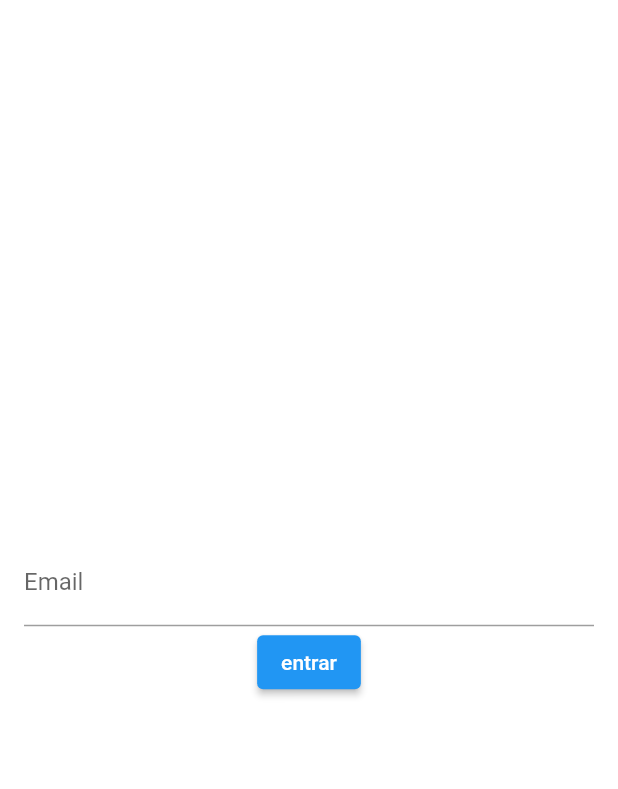
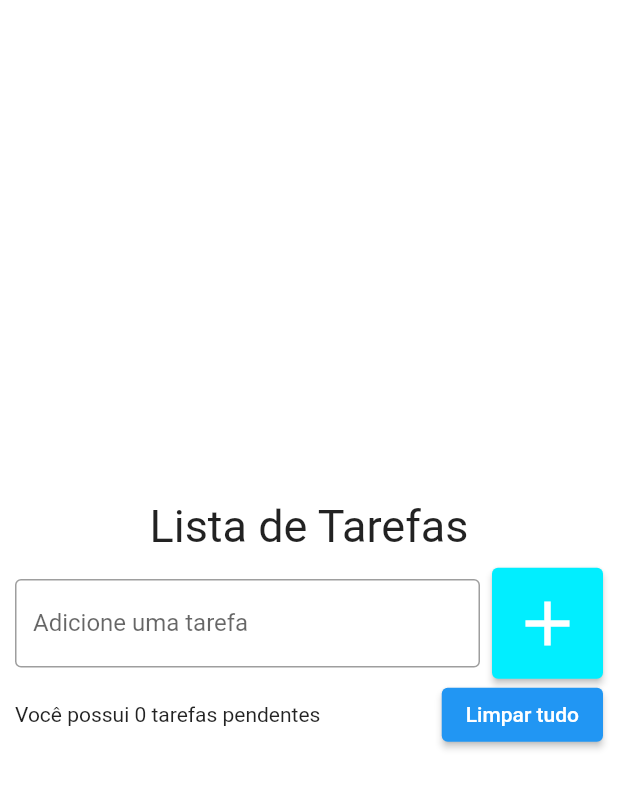
Before and after one commit to matheusPascoal/listadetarefas, a Flutter app: the screen it shows after launch, on a phone screen of 412 x 824 dp. Shown: the top 789 px of the screen. Run offline on Flutter 3.47's test engine with Material 2 defaults, Android fonts, the phone set to English and light mode, and no system bars.

Commit message:
ListView Adicionado

```diff
--- a/listadetarefas/lib/pages/todoListPage.dart
+++ b/listadetarefas/lib/pages/todoListPage.dart
@@ -8,37 +8,83 @@ class TodoListPage extends StatefulWidget {
 }
 
 class _TodoListPageState extends State<TodoListPage> {
-  final TextEditingController emailControler = TextEditingController();
-
+  TextEditingController todosController = TextEditingController();
+  List<String> todos = [];
   @override
   Widget build(BuildContext context) {
     return Scaffold(
       backgroundColor: Colors.white,
       body: Center(
         child: Padding(
-            padding: EdgeInsets.all(16),
+          padding: const EdgeInsets.all(10),
           child: Column(
-              mainAxisAlignment: MainAxisAlignment.center,
+            mainAxisSize: MainAxisSize.min,
             children: [
-                TextField(
-                  // O CONTROLLER VINCULA O CAMPO DE TEXTO COM O CONTROLER
-                  controller: emailControler,
-                  decoration: InputDecoration(labelText: 'Email'),
-                  onChanged: onChanged,
+              Padding(
+                padding: const EdgeInsets.all(10),
+                child: Text(
+                  'Lista de Tarefas',
+                  textAlign: TextAlign.start,
+                  style: TextStyle(fontSize: 30),
                 ),
-                ElevatedButton(onPressed: login, child: Text('entrar'))
+              ),
+              Row(
+                children: [
+                  Expanded(
+                    child: TextField(
+                      controller: todosController,
+                      decoration: InputDecoration(
+                        border: OutlineInputBorder(),
+                        labelText: 'Adicione uma tarefa',
+                      ),
+                    ),
+                  ),
+                  SizedBox(
+                    width: 8,
+                  ),
+                  ElevatedButton(
+                      onPressed: () {
+                        // VE OQUE ESTA DENTRO DO CAMPO COM O CONTROLER
+                        String text = todosController.text;
+                        setState(() {
+                          todos.add(text);
+                        });
+                        todosController.clear();
+                      },
+                      style: ElevatedButton.styleFrom(
+                        primary: Color(0XFF01EEFF),
+                        padding: EdgeInsets.all(12),
+                      ),
+                      child: Icon(
+                        Icons.add,
+                        size: 50,
+                      )),
+                ],
+              ),
+              Flexible(
+                  child: ListView(
+                shrinkWrap: true,
+                children: [
+                  // ESSE FOR DIZ QUE QUER AS INFOS DE TAREFA ATE AS TAREFAS
+                  // DE PONTA A PONTA
+                  for (String todo in todos)
+                    ListTile(
+                      //CHAMA O TEXTO QUE ESTA DENTRO DA LISTA
+                      title: Text('Tarefa: $todo'),
+                      leading: Icon(Icons.save),
+                    )
+                ],
+              )),
+              Row(
+                children: [
+                  Expanded(child: Text('Você possui 0 tarefas pendentes')),
+                  ElevatedButton(onPressed: () {}, child: Text('Limpar tudo'))
+                ],
+              )
             ],
           ),
         ),
-        ));
-  }
-
-  login() {
-    String text = emailControler.text;
-    print('text');
-  }
-
-  onChanged(String text) {
-    print('text');
+      ),
+    );
   }
 }
--- a/listadetarefas/pubspec.yaml
+++ b/listadetarefas/pubspec.yaml
@@ -3,7 +3,7 @@ description: A new Flutter project.
 
 # The following line prevents the package from being accidentally published to
 # pub.dev using `flutter pub publish`. This is preferred for private packages.
-publish_to: 'none' # Remove this line if you wish to publish to pub.dev
+publish_to: "none" # Remove this line if you wish to publish to pub.dev
 
 # The following defines the version and build number for your application.
 # A version number is three numbers separated by dots, like 1.2.43
@@ -30,7 +30,6 @@ dependencies:
   flutter:
     sdk: flutter
 
-
   # The following adds the Cupertino Icons font to your application.
   # Use with the CupertinoIcons class for iOS style icons.
   cupertino_icons: ^1.0.2
@@ -44,14 +43,12 @@ dev_dependencies:
   # activated in the `analysis_options.yaml` file located at the root of your
   # package. See that file for information about deactivating specific lint
   # rules and activating additional ones.
-  flutter_lints: ^1.0.0
 
 # For information on the generic Dart part of this file, see the
 # following page: https://dart.dev/tools/pub/pubspec
 
 # The following section is specific to Flutter.
 flutter:
-
   # The following line ensures that the Material Icons font is
   # included with your application, so that you can use the icons in
   # the material Icons class.
```
Also changed, not shown: listadetarefas/pubspec.lock. Lines whose indentation alone changed are shown as unchanged.
